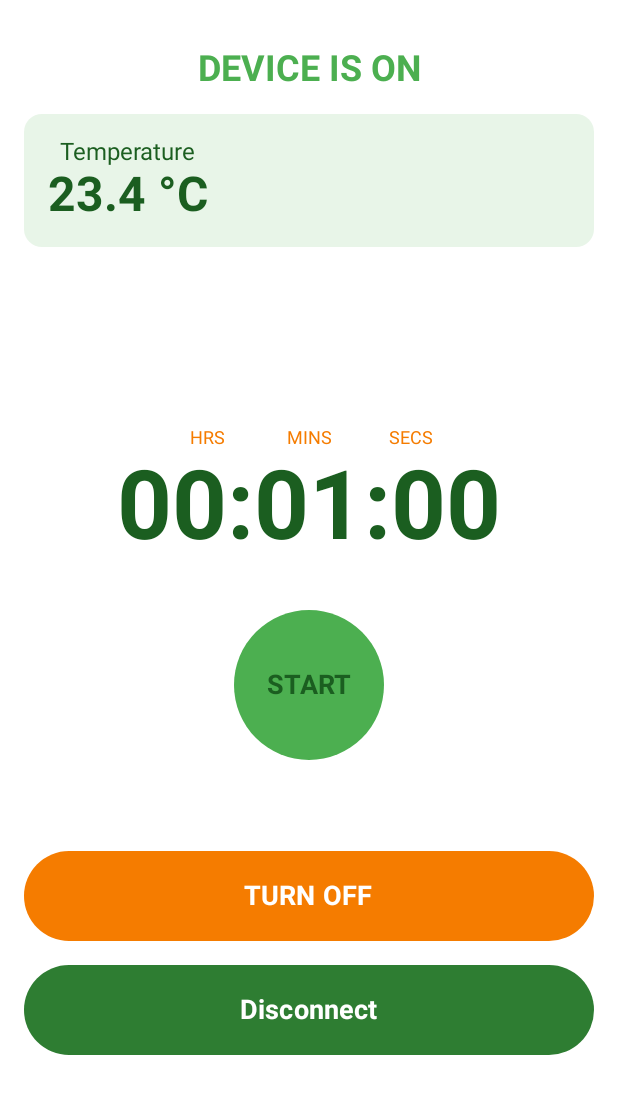
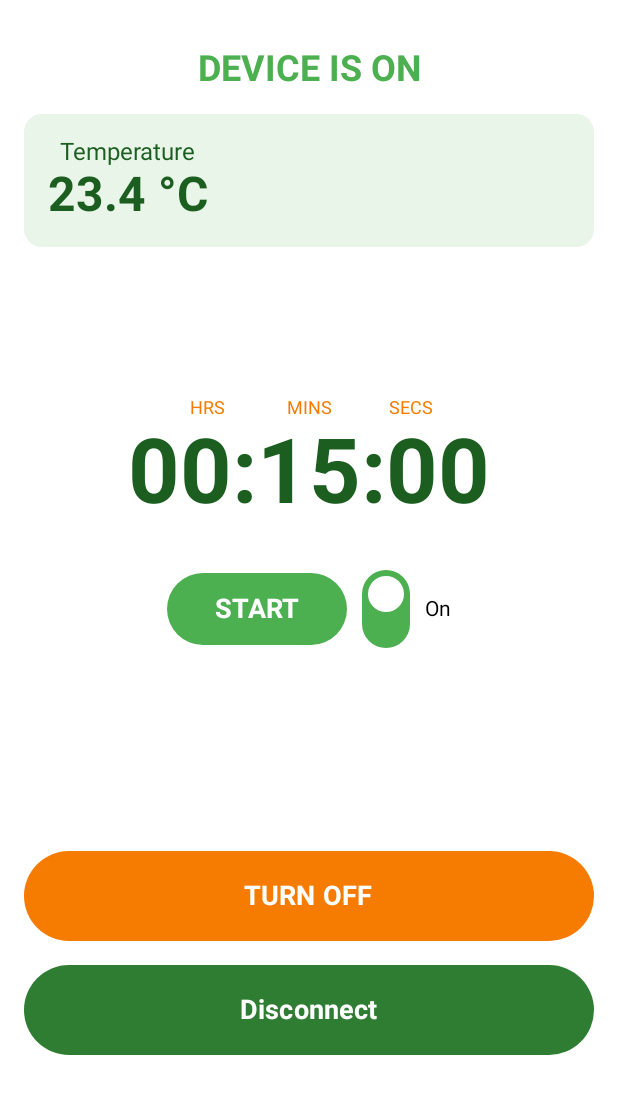
Before and after one commit to Rostikslav/sstk-g9, an Android app built with Jetpack Compose: the @Preview function DeviceControlPagePreview, on a phone screen of 412 x 824 dp, the part 133-1236 px from its top. Run offline under Robolectric (Android 15) with nearby library versions, the phone set to English and light mode, and no system bars.

Commit message:
TIMER: - hardware timer sync with ui timer - toggle updates with PROCESSING... display - timer updates every 3 sec

```diff
--- a/app/src/main/java/com/sstk_g9/ecoswitch/MainActivity.kt
+++ b/app/src/main/java/com/sstk_g9/ecoswitch/MainActivity.kt
@@ -3,11 +3,13 @@ package com.sstk_g9.ecoswitch
 import android.os.Bundle
 import androidx.activity.ComponentActivity
 import androidx.activity.compose.setContent
+import androidx.appcompat.app.AppCompatDelegate
 import com.sstk_g9.ecoswitch.logic.ConnectionManager
 
 
 class MainActivity : ComponentActivity() {
     override fun onCreate(savedInstanceState: Bundle?) {
+        AppCompatDelegate.setDefaultNightMode(AppCompatDelegate.MODE_NIGHT_NO)
         super.onCreate(savedInstanceState)
         setContent {
             EcoSwitchApp()
--- a/app/src/main/java/com/sstk_g9/ecoswitch/model/EcoSwitchModel.kt
+++ b/app/src/main/java/com/sstk_g9/ecoswitch/model/EcoSwitchModel.kt
@@ -5,5 +5,7 @@ data class EcoSwitch(
     var token: String = "",
     var isConnected: Boolean = false,
     var isOn: Boolean = false,
-    var temperature: String = "N/A"
+    var temperature: String = "0.0",
+    var remainingSeconds: Int = 0,
+    var isTimerActive: Boolean = false
 )
--- a/app/src/main/java/com/sstk_g9/ecoswitch/ui/DeviceControllPage.kt
+++ b/app/src/main/java/com/sstk_g9/ecoswitch/ui/DeviceControllPage.kt
@@ -2,9 +2,11 @@ package com.sstk_g9.ecoswitch.ui
 
 import android.widget.Toast
 import androidx.activity.compose.BackHandler
+import androidx.compose.foundation.background
 import androidx.compose.foundation.clickable
 import androidx.compose.foundation.interaction.MutableInteractionSource
 import androidx.compose.foundation.layout.Arrangement
+import androidx.compose.foundation.layout.Box
 import androidx.compose.foundation.layout.Column
 import androidx.compose.foundation.layout.PaddingValues
 import androidx.compose.foundation.layout.Row
@@ -13,7 +15,6 @@ import androidx.compose.foundation.layout.fillMaxSize
 import androidx.compose.foundation.layout.fillMaxWidth
 import androidx.compose.foundation.layout.height
 import androidx.compose.foundation.layout.padding
-import androidx.compose.foundation.layout.size
 import androidx.compose.foundation.layout.width
 import androidx.compose.foundation.shape.CircleShape
 import androidx.compose.foundation.text.KeyboardActions
@@ -29,6 +30,8 @@ import androidx.compose.material3.Icon
 import androidx.compose.material3.IconButton
 import androidx.compose.material3.MaterialTheme
 import androidx.compose.material3.OutlinedTextField
+import androidx.compose.material3.Switch
+import androidx.compose.material3.SwitchDefaults
 import androidx.compose.material3.Text
 import androidx.compose.material3.TextFieldDefaults
 import androidx.compose.runtime.Composable
@@ -43,9 +46,14 @@ import androidx.compose.ui.unit.sp
 import com.sstk_g9.ecoswitch.R
 import com.sstk_g9.ecoswitch.model.EcoSwitch
 import androidx.compose.runtime.LaunchedEffect
+import androidx.compose.runtime.getValue
+import androidx.compose.runtime.mutableStateOf
 import androidx.compose.runtime.rememberCoroutineScope
+import androidx.compose.runtime.setValue
+import androidx.compose.ui.draw.rotate
 import androidx.compose.ui.focus.FocusRequester
 import androidx.compose.ui.focus.focusRequester
+import androidx.compose.ui.focus.onFocusChanged
 import androidx.compose.ui.graphics.Color
 import androidx.compose.ui.platform.LocalContext
 import androidx.compose.ui.platform.LocalFocusManager
@@ -61,29 +69,48 @@ import kotlinx.coroutines.launch
 @Composable
 fun DeviceControlPage(
     device: EcoSwitch,
-    onToggle: (EcoSwitch) -> Unit,
+    onToggle: suspend (EcoSwitch) -> Unit,
     onDisconnect: () -> Unit,
     onStatusUpdate: (EcoSwitch?) -> Unit
 ) {
     val focusManager = LocalFocusManager.current
     val context = LocalContext.current
     val scope = rememberCoroutineScope()
+    var isStartMode by remember { mutableStateOf(true) }
+    var isToggling by remember { mutableStateOf(false) }
 
     val hoursFocusRequester = remember { FocusRequester() }
     val minutesFocusRequester = remember { FocusRequester() }
     val secondsFocusRequester = remember { FocusRequester() }
 
+    // Status update (temperature, toggle and timer)
     LaunchedEffect(device.ipAddress) {
-        while (device.isConnected) {
+        while (device.isConnected && !isToggling) {
             val updated = PowerManager.checkDeviceStatus(device)
             onStatusUpdate(updated)
             delay(3_000)
         }
     }
-    LaunchedEffect(Unit) { // Führe dies nur einmal aus, wenn die Composable erstellt wird
-        // Beispiel: Setze einen Standard-Timer von 1 Minute, wenn die Seite geladen wird
-        // Dies wird nur gesetzt, wenn der Timer nicht bereits läuft oder editiert wird.
-        TimerManager.setInitialTime(0, 1, 0)
+
+    // Initial setup when page loads
+    LaunchedEffect(device.ipAddress) {
+        TimerManager.setDevice(device)
+        val updatedDevice = PowerManager.checkDeviceStatus(device)
+        updatedDevice.let { freshDevice ->
+            onStatusUpdate(freshDevice)
+            TimerManager.sync(freshDevice)
+        }
+        TimerManager.setOnTimerFinishedCallback { deviceWithTimerOff ->
+            scope.launch {
+                Toast.makeText(context, "Timer finished!", Toast.LENGTH_LONG).show()
+                deviceWithTimerOff?.let { device ->
+                    onStatusUpdate(device)
+                }
+            }
+        }
+
+        if (!device.isTimerActive)
+            TimerManager.setInitialTime(0, 15, 0)
     }
 
     LaunchedEffect(TimerManager.isEditingTime) {
@@ -93,9 +120,9 @@ fun DeviceControlPage(
         }
     }
 
-    // 2. cancelEditMode() verwenden - mit BackHandler und optional einem Button
+    // cancel edit mode with android back button
     if (TimerManager.isEditingTime) {
-        BackHandler { // Android-Zurücktaste fängt den Edit-Modus ab
+        BackHandler {
             TimerManager.cancelEditMode()
             focusManager.clearFocus()
         }
@@ -104,13 +131,25 @@ fun DeviceControlPage(
     Column(
         modifier = Modifier
             .fillMaxSize()
-            .padding(16.dp),
+            .padding(16.dp)
+            // stop edit timer mode if clicked outside timer input fields
+            .clickable(
+                interactionSource = remember { MutableInteractionSource() },
+                indication = null // no visuals
+            ) {
+                if (TimerManager.isEditingTime) {
+                    scope.launch {
+                        TimerManager.saveEditedTimeAndExitEditMode()
+                        focusManager.clearFocus() // hide keyboard
+                    }
+                }
+            },
         horizontalAlignment = Alignment.CenterHorizontally
     ) {
         // Device status section
         Column(
             horizontalAlignment = Alignment.CenterHorizontally,
-            modifier = Modifier.weight(1f)
+            modifier = Modifier.weight(1f),
         ) {
             Spacer(modifier = Modifier.height(40.dp))
 
@@ -162,21 +201,9 @@ fun DeviceControlPage(
                 }
             }
         }
-        //Timer
+        // Timer
         Column(
-            modifier = Modifier
-                .weight(1f) // Nimmt den verbleibenden Hauptplatz ein
-                // Klick außerhalb der Timer-Eingabefelder, um Edit-Modus zu beenden (mit Speichern)
-                .clickable(
-                    interactionSource = remember { MutableInteractionSource() },
-                    indication = null // Kein visueller Effekt für diesen äußeren Klick
-                ) {
-                    if (TimerManager.isEditingTime) {
-                        TimerManager.saveEditedTimeAndExitEditMode()
-                        focusManager.clearFocus() // Tastatur ausblenden
-                    }
-                }
-                .padding(bottom = 0.dp), // Kein extra Padding unten, da der Disconnect Button separat ist
+            modifier = Modifier.weight(1f),
             horizontalAlignment = Alignment.CenterHorizontally,
             verticalArrangement = Arrangement.Center
         ) {
@@ -189,7 +216,7 @@ fun DeviceControlPage(
                 Row(
                     verticalAlignment = Alignment.CenterVertically,
                     horizontalArrangement = Arrangement.spacedBy(4.dp),
-                    modifier = Modifier.clickable( // Verhindere Klick-Propagation nach außen für die Eingabefeld-Reihe
+                    modifier = Modifier.clickable( // do nothing if clicked outside input fields to prevent outward propagation
                         interactionSource = remember { MutableInteractionSource() },
                         indication = null
                     ) {}
@@ -201,7 +228,6 @@ fun DeviceControlPage(
                                 newValue.filter(Char::isDigit)
                             if (newValue.length == 2) minutesFocusRequester.requestFocus()
                         },
-                        label = "HH",
                         modifier = Modifier.focusRequester(hoursFocusRequester),
                         keyboardActions = KeyboardActions(onNext = { minutesFocusRequester.requestFocus() })
                     )
@@ -218,7 +244,6 @@ fun DeviceControlPage(
                                 newValue.filter(Char::isDigit)
                             if (newValue.length == 2) secondsFocusRequester.requestFocus()
                         },
-                        label = "MM",
                         modifier = Modifier.focusRequester(minutesFocusRequester),
                         keyboardActions = KeyboardActions(onNext = { secondsFocusRequester.requestFocus() })
                     )
@@ -234,18 +259,19 @@ fun DeviceControlPage(
                             if (newValue.length <= 2) TimerManager.editSecondsInput =
                                 newValue.filter(Char::isDigit)
                         },
-                        label = "SS",
                         modifier = Modifier.focusRequester(secondsFocusRequester),
                         imeAction = ImeAction.Done,
                         keyboardActions = KeyboardActions(onDone = {
+                            scope.launch {
                                 TimerManager.saveEditedTimeAndExitEditMode()
                                 focusManager.clearFocus()
+                            }
                         })
                     )
                 }
                 Spacer(modifier = Modifier.height(16.dp))
                 Row(horizontalArrangement = Arrangement.spacedBy(16.dp)) {
-                    // Expliziter "Abbrechen"-Button
+                    // Cancel button
                     IconButton(onClick = {
                         TimerManager.cancelEditMode()
                         focusManager.clearFocus()
@@ -256,10 +282,12 @@ fun DeviceControlPage(
                             tint = colorResource(R.color.eco_accent_dark)
                         )
                     }
-                    // Expliziter "Speichern"-Button
+                    // Save button
                     IconButton(onClick = {
+                        scope.launch {
                             TimerManager.saveEditedTimeAndExitEditMode()
                             focusManager.clearFocus()
+                        }
                     }) {
                         Icon(
                             Icons.Filled.CheckCircle,
@@ -269,13 +297,13 @@ fun DeviceControlPage(
                     }
                 }
             } else {
-                Text( // Anzeige-Modus
+                Text( // Countdown mode
                     text = "%02d:%02d:%02d".format(
                         TimerManager.displayHours,
                         TimerManager.displayMinutes,
                         TimerManager.displaySeconds
                     ),
-                    fontSize = 64.sp,
+                    fontSize = 60.sp,
                     fontWeight = FontWeight.Bold,
                     color = colorResource(R.color.eco_text),
                     modifier = Modifier.clickable {
@@ -292,35 +320,79 @@ fun DeviceControlPage(
             Spacer(modifier = Modifier.height(32.dp))
 
             if (!TimerManager.isEditingTime) {
+                Row {
+                    if (!TimerManager.isTimerRunning) {
                         TimerActionButton(
-                    text = if (TimerManager.isTimerRunning) "Stop" else "Start",
+                            text = "Start",
                             onClick = {
                                 scope.launch {
-                            TimerManager.startOrStopTimer() // Der Aufruf
+                                    TimerManager.startDeviceTimer(isStartMode)
                                 }
                             },
-                    enabled = TimerManager.canStartOrStop(),
-                    // Hier die Farben für den jeweiligen Zustand (Start vs. Stop) anpassen
-                    // Die enabledBackgroundColor und enabledContentColor werden von TimerActionButton
-                    // für den AKTIVIERTEN Zustand des KNOPFES verwendet.
-                    // Wenn der Knopf disabled ist, greift die Logik in TimerActionButton.
-                    enabledBackgroundColor = if (TimerManager.isTimerRunning) {
-                        colorResource(R.color.eco_accent_dark) // Farbe für "Stop"-Button
+                            backgroundColor = colorResource(R.color.eco_green),
+                            buttonSize = 90.dp
+                        )
                     } else {
-                        colorResource(R.color.eco_green)       // Farbe für "Start"-Button
+                        TimerActionButton(
+                            text = "Cancel",
+                            onClick = {
+                                scope.launch {
+                                    TimerManager.cancelTimer()
+                                }
                             },
-                    enabledContentColor = colorResource(R.color.white), // Bleibt für beide weiß
-                    buttonSize = 100.dp
+                            backgroundColor = colorResource(R.color.eco_accent_dark),
+                            buttonSize = 90.dp
                         )
                     }
-            Spacer(modifier = Modifier.height(24.dp)) // Dieser Spacer kann hier bleiben oder entfernt werden
+                    Row(verticalAlignment = Alignment.CenterVertically) {
+                        Box(
+                            modifier = Modifier
+                                .background(
+                                    color = Color.Transparent,
+                                    shape = CircleShape
+                                )
+                                .padding(0.dp)
+                        ) {
+                            Switch(
+                                enabled = !TimerManager.isTimerRunning,
+                                checked = isStartMode,
+                                onCheckedChange = { isStartMode = it },
+                                modifier = Modifier.rotate(270f),
+                                colors = SwitchDefaults.colors(
+                                    checkedThumbColor = colorResource(R.color.white),
+                                    uncheckedThumbColor = colorResource(R.color.white),
+                                    checkedTrackColor = colorResource(R.color.eco_green),
+                                    uncheckedTrackColor = colorResource(R.color.eco_accent),
+                                    // these help neutralize extra effects
+                                    checkedBorderColor = Color.Transparent,
+                                    uncheckedBorderColor = Color.Transparent
+                                )
+                            )
                         }
-        // --- ENDE TIMER-BEREICH ---
+                        Text(if (isStartMode) "On" else "Off")
+                    }
+                }
+            }
+            Spacer(modifier = Modifier.height(120.dp))
+        }
+
         // Control buttons section
         Column {
             // Main toggle button
             Button(
-                onClick = { onToggle(device) },
+                onClick = {
+                    if (!isToggling) {
+                        isToggling = true
+                        scope.launch {
+                            try {
+                                onToggle(device)
+                            } finally {
+                                isToggling = false
+                            }
+                        }
+                    }
+                },
+                enabled = !isToggling,
                 modifier = Modifier
                     .fillMaxWidth()
                     .height(60.dp),
@@ -330,11 +402,17 @@ fun DeviceControlPage(
                     } else {
                         colorResource(R.color.eco_green)  // Green for ON
                     },
-                    contentColor = colorResource(R.color.white)
+                    contentColor = colorResource(R.color.white),
+                    disabledContainerColor = if (device.isOn) {
+                        colorResource(R.color.eco_accent_dark).copy(alpha = 0.7f)  // Slightly faded orange
+                    } else {
+                        colorResource(R.color.eco_green).copy(alpha = 0.7f)  // Slightly faded green
+                    },
+                    disabledContentColor = colorResource(R.color.white).copy(alpha = 0.8f)  // Slightly faded white
                 )
             ) {
                 Text(
-                    text = if (device.isOn) "TURN OFF" else "TURN ON",
+                    text = if (isToggling) "PROCESSING..." else if (device.isOn) "TURN OFF" else "TURN ON",
                     fontSize = 18.sp,
                     fontWeight = FontWeight.Bold
                 )
@@ -379,15 +457,14 @@ fun TimerLabel(text: String) {
 fun TimerInputField(
     value: String,
     onValueChange: (String) -> Unit,
-    label: String,
     modifier: Modifier = Modifier,
     imeAction: ImeAction = ImeAction.Next,
     keyboardActions: KeyboardActions = KeyboardActions.Default
 ) {
+    var isFocused by remember { mutableStateOf(false) }
     OutlinedTextField(
-        value = value,
+        value = if (isFocused && value == "00") "" else value,
         onValueChange = onValueChange,
-        label = { Text(label, fontSize = 10.sp, color = colorResource(R.color.eco_text)) },
         keyboardOptions = KeyboardOptions(
             keyboardType = KeyboardType.Number,
             imeAction = imeAction
@@ -396,7 +473,10 @@ fun TimerInputField(
         singleLine = true,
         modifier = modifier
             .width(75.dp)
-            .height(75.dp),
+            .height(75.dp)
+            .onFocusChanged { focusState ->
+                isFocused = focusState.isFocused
+            },
         textStyle = MaterialTheme.typography.headlineLarge.copy(
             textAlign = TextAlign.Center,
             color = colorResource(R.color.eco_text)
@@ -404,7 +484,8 @@ fun TimerInputField(
         colors = TextFieldDefaults.colors(
             focusedContainerColor = colorResource(R.color.eco_surface),
             unfocusedContainerColor = colorResource(R.color.eco_surface),
-            disabledContainerColor = colorResource(R.color.eco_surface),
+            focusedIndicatorColor = colorResource(R.color.eco_accent_dark),
+            unfocusedIndicatorColor = colorResource(R.color.eco_green),
         ),
         shape = MaterialTheme.shapes.medium
     )
@@ -416,26 +497,17 @@ fun TimerActionButton(
     onClick: () -> Unit,
     modifier: Modifier = Modifier,
     buttonSize: Dp = 64.dp,
-    // Diese Farben werden für den ENABLED-Zustand verwendet.
-    // Material 3 leitet daraus die Farben für den DISABLED-Zustand ab.
-    enabledBackgroundColor: Color = colorResource(R.color.eco_green),
-    enabledContentColor: Color = colorResource(R.color.white),
-    enabled: Boolean = true
+    backgroundColor: Color = colorResource(R.color.eco_green),
+    contentColor: Color = colorResource(R.color.white),
 ) {
     Button(
         onClick = onClick,
-        enabled = enabled,
-        modifier = modifier.size(buttonSize),
-        shape = CircleShape,
+        modifier = modifier
+            .width(120.dp)
+            .height(48.dp),
         colors = ButtonDefaults.buttonColors(
-            containerColor = enabledBackgroundColor, // Farbe für den Hintergrund, wenn enabled
-            contentColor = enabledContentColor,     // Farbe für den Text/Icon, wenn enabled
-            // Für disabledContainerColor und disabledContentColor:
-            // Keine explizite Zuweisung hier!
-            // Material 3 wird basierend auf enabledBackgroundColor und enabledContentColor
-            // sowie dem aktuellen Theme (onSurface etc.) passende Disabled-Farben generieren.
-            // Diese haben typischerweise einen geringeren Alpha-Wert, um Deaktivierung anzuzeigen,
-            // sind aber so gestaltet, dass sie sichtbar bleiben.
+            containerColor = backgroundColor,
+            contentColor = contentColor,
         ),
         contentPadding = PaddingValues(0.dp)
     ) {
@@ -444,8 +516,7 @@ fun TimerActionButton(
             fontSize = if (buttonSize > 80.dp) 18.sp else 12.sp,
             fontWeight = FontWeight.Bold,
             textAlign = TextAlign.Center,
-            color = colorResource(R.color.eco_text)
-            // Die Textfarbe wird automatisch durch `contentColor` bzw. `disabledContentColor` gesteuert.
+            color = contentColor
         )
     }
 }
```
Also changed, not shown: app/src/main/java/com/sstk_g9/ecoswitch/EcoSwitchApp.kt (+10 -15 lines), app/src/main/java/com/sstk_g9/ecoswitch/logic/PowerManager.kt (+120 -25 lines), app/src/main/java/com/sstk_g9/ecoswitch/logic/TimerManager.kt (+116 -46 lines), 1 other file. Lines whose indentation alone changed are shown as unchanged.
